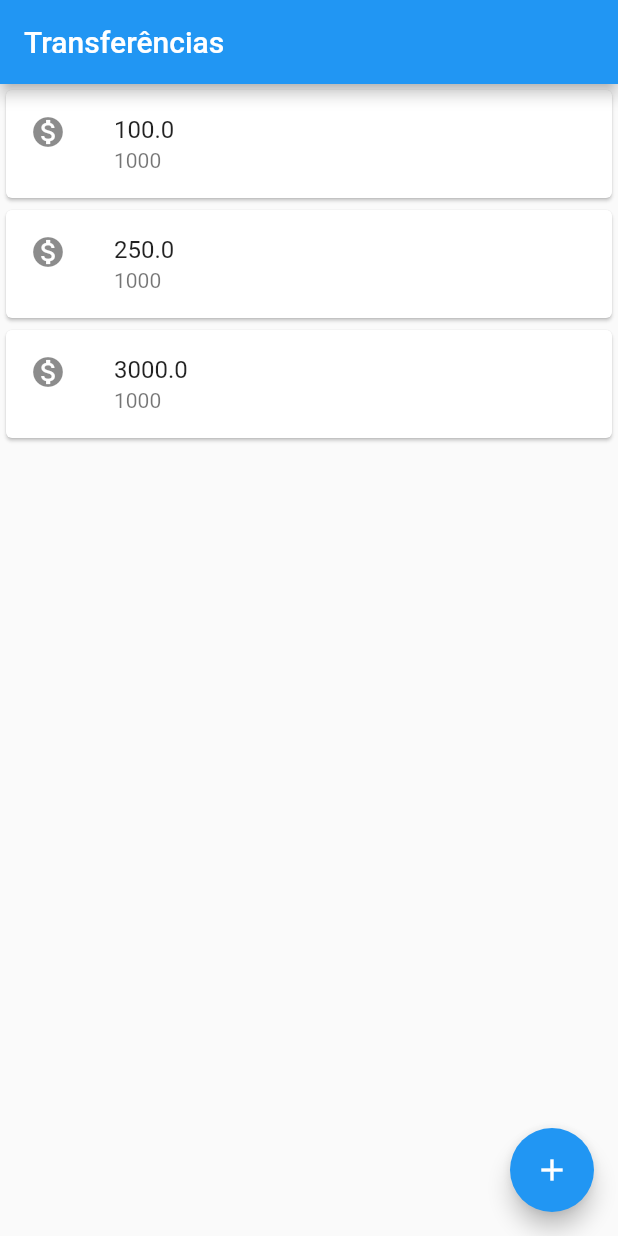
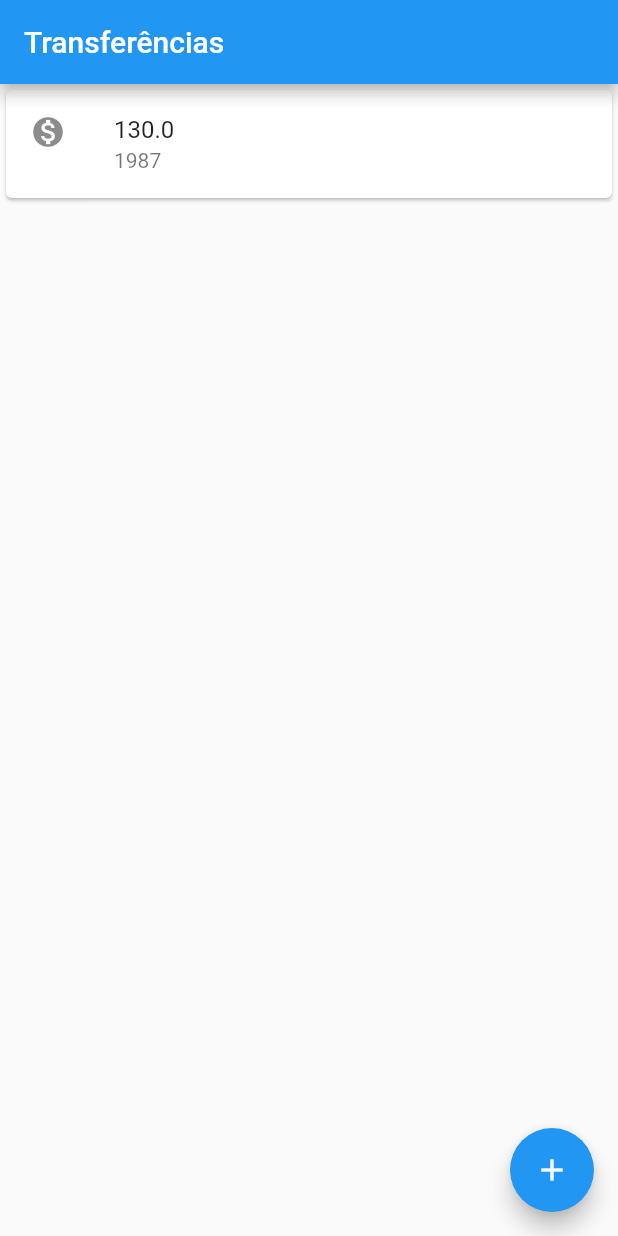
Before and after one commit to fernando2dias/curso_flutter, a Flutter app: the screen it shows after launch, on a phone screen of 412 x 824 dp. Run offline on Flutter 3.47's test engine with Material 2 defaults, Android fonts, the phone set to English and light mode, and no system bars.

Commit message:
Aula04 - criando uma lista dinamica

```diff
--- a/lib/main.dart
+++ b/lib/main.dart
@@ -81,23 +81,25 @@ class Editor extends StatelessWidget {
 
 
 class ListaTransferencias extends StatelessWidget{
+  final List<Transferencia> _transferencias = [];
   @override
   Widget build(BuildContext context) {
+    _transferencias.add(Transferencia(130.0, 1987));
     return Scaffold(
         appBar: AppBar(title: Text('Transferências'),),
-      body: Column(
-        children: [
-          ItemTransferencia(Transferencia(100.00, 1000)),
-          ItemTransferencia(Transferencia(250.00, 1000)),
-          ItemTransferencia(Transferencia(3000.00, 1000)),
-        ],
+      body: ListView.builder(
+        itemCount: _transferencias.length,
+        itemBuilder: (context, indice){
+          final transferencia = _transferencias[indice];
+          return ItemTransferencia(transferencia);
+        },
       ),
       floatingActionButton: FloatingActionButton(
         onPressed: () {
           final Future<Transferencia> future = Navigator.push(context, MaterialPageRoute(builder: (context){
             return FormularioTransferencia();
           }));
-          future.then((tranferenciaRecebida) => debugPrint('$tranferenciaRecebida'));
+          future.then((tranferenciaRecebida) => _transferencias.add(tranferenciaRecebida));
         },
         child: Icon(Icons.add),
       ),
```
